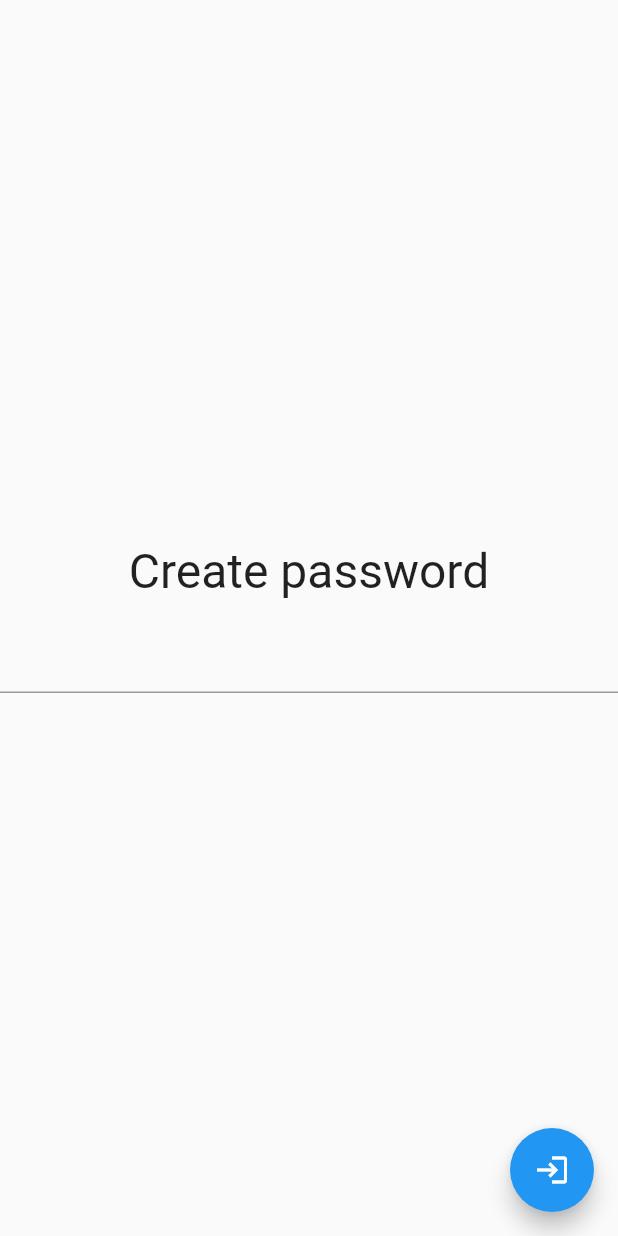
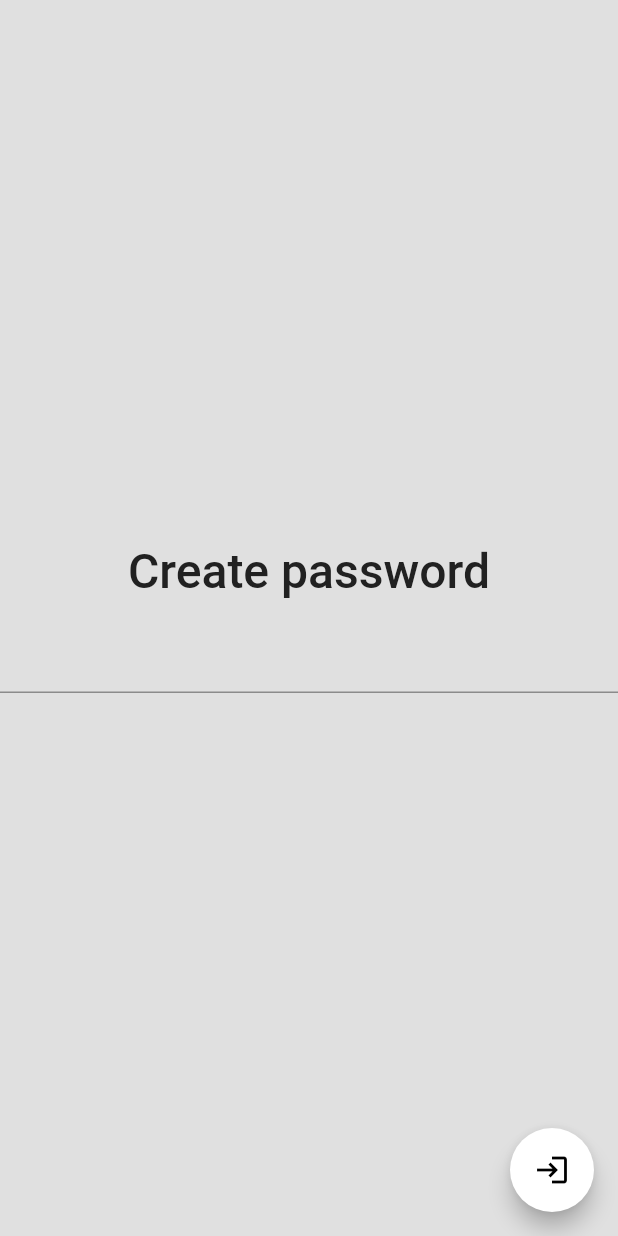
Before and after one commit to DaliborTrampota/password_manager, a Flutter app: the screen it shows after launch, on a phone screen of 412 x 824 dp. Run offline on Flutter 3.47's test engine with Material 2 defaults, Android fonts, the phone set to English and light mode, and no system bars; our stand-ins replace flutter_secure_storage, hive, hive_flutter, local_auth; missing offline and left inert: encrypt; accounts and stored records are empty.

Commit message:
Dark mode support

```diff
--- /dev/null
+++ b/lib/Helper/AppTheme.dart
@@ -0,0 +1,35 @@
+import 'package:flutter/material.dart';
+
+class AppTheme {
+  AppTheme._();
+
+  static final ThemeData lightTheme = ThemeData(
+      scaffoldBackgroundColor: Colors.grey.shade300,
+      colorScheme: const ColorScheme.light(
+          primary: Colors.blue,
+          onPrimary: Colors.white,
+          primaryContainer: Colors.teal,
+          secondary: Colors.white),
+      textTheme: TextTheme(
+          titleSmall: TextStyle(color: Colors.grey.shade900, fontSize: 18),
+          titleMedium: TextStyle(color: Colors.grey.shade900, fontSize: 24),
+          titleLarge: TextStyle(color: Colors.grey.shade900, fontSize: 32),
+          labelMedium: const TextStyle(
+              color: Colors.black, fontSize: 18, fontWeight: FontWeight.bold)));
+
+  static final ThemeData darkTheme = ThemeData(
+      scaffoldBackgroundColor: Colors.black,
+      colorScheme: ColorScheme.dark(
+          surface: Colors.grey.shade900,
+          onSurface: Colors.grey.shade300,
+          primary: Colors.purple.shade900,
+          onPrimary: Colors.grey.shade300, //grey.shade300
+          primaryContainer: Colors.blueGrey,
+          secondary: Colors.teal.shade700),
+      textTheme: TextTheme(
+          titleSmall: TextStyle(color: Colors.grey.shade300, fontSize: 18),
+          titleMedium: TextStyle(color: Colors.grey.shade300, fontSize: 24),
+          titleLarge: TextStyle(color: Colors.grey.shade300, fontSize: 32),
+          labelMedium: const TextStyle(
+              color: Colors.grey, fontSize: 18, fontWeight: FontWeight.bold)));
+}
--- a/lib/Pages/LoginPage.dart
+++ b/lib/Pages/LoginPage.dart
@@ -56,6 +56,7 @@ class _LoginPageState extends State<LoginPage> {
 
   @override
   Widget build(BuildContext context) {
+    final ThemeData t = Theme.of(context);
     return Scaffold(
       body: Form(
           key: _formKey,
@@ -63,11 +64,11 @@ class _LoginPageState extends State<LoginPage> {
             mainAxisAlignment: MainAxisAlignment.center,
             children: [
               Text(isMasterPasswordSet == true ? 'Unlock' : 'Create password',
-                  style: const TextStyle(fontSize: 32)),
+                  style: t.textTheme.titleLarge),
               TextFormField(
                 controller: passContr,
                 textAlign: TextAlign.center,
-                style: const TextStyle(fontSize: 32),
+                style: t.textTheme.titleLarge,
                 validator: (value) {
                   if (value == null || value.isEmpty) {
                     if (isMasterPasswordSet == true) {
--- a/lib/main.dart
+++ b/lib/main.dart
@@ -1,6 +1,8 @@
 import 'package:flutter/material.dart';
+import 'package:password_manager/Helper/AppTheme.dart';
 
 import './Pages/LoginPage.dart';
+import 'Helper/AppTheme.dart';
 
 void main() {
   runApp(const MyApp());
@@ -11,9 +13,12 @@ class MyApp extends StatelessWidget {
 
   @override
   Widget build(BuildContext context) {
-    return const MaterialApp(
+    return MaterialApp(
+      theme: AppTheme.lightTheme,
+      darkTheme: AppTheme.darkTheme,
+      themeMode: ThemeMode.system,
       title: 'Password Manager',
-      home: LoginPage(),
+      home: const LoginPage(),
     );
   }
 }
```
Also changed, not shown: lib/Pages/CreateForm.dart (+10 -12 lines), lib/Pages/DetailPage.dart (+30 -13 lines), lib/Pages/EditForm.dart (+12 -13 lines), lib/Pages/HomePage.dart (+12 -7 lines).
